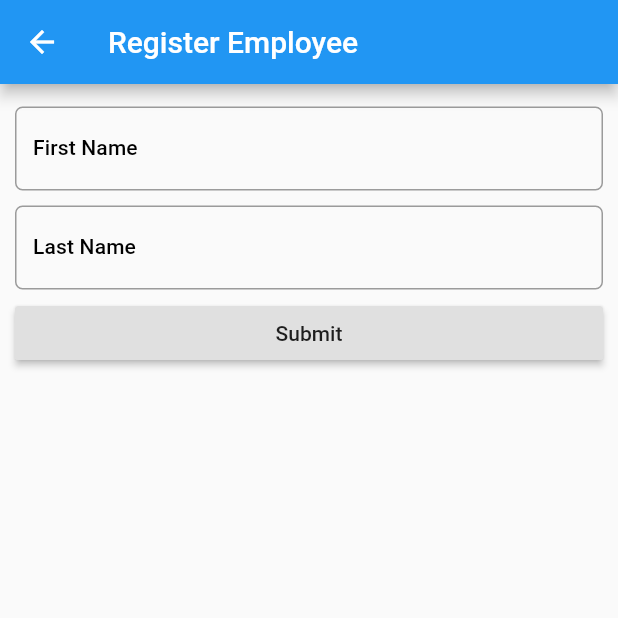
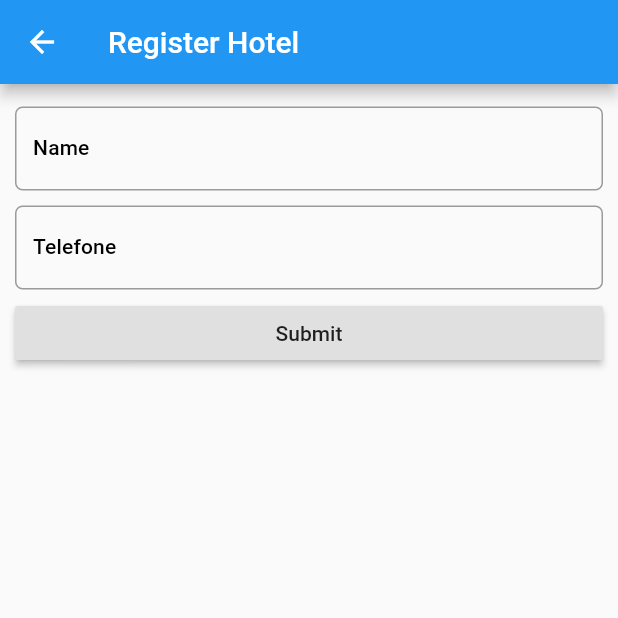
Before and after one commit to lecolopes1202/flutter_client_lucas, a Flutter app: the registerEmployee screen opened directly, on a phone screen of 412 x 824 dp, the top half of it. Run offline on Flutter 3.47's test engine with Material 2 defaults, Android fonts, the phone set to English and light mode, and no system bars; missing offline and left inert: dart:html; network calls fail.

Commit message:
textos-hotel

```diff
--- a/lib/Screens/deleteEmployee.dart
+++ b/lib/Screens/deleteEmployee.dart
@@ -13,7 +13,7 @@ class deleteEmployee extends StatefulWidget {
 }
 
 Future<EmployeeModel> deleteEmployees(String firstName, String lastName) async {
-  var Url = "https://lippe-hero-app.herokuapp.com/deleteemployee";
+  var Url = "https://proj-lucas-server.herokuapp.com/deleteemployee";
   var response = await http.delete(
     Url,
     headers: <String, String>{
--- a/lib/Screens/employeeDrawer.dart
+++ b/lib/Screens/employeeDrawer.dart
@@ -16,7 +16,7 @@ class employeeDrawerState extends State<employeeDrawer> {
   Widget build(BuildContext context) {
     return Scaffold(
       appBar: AppBar(
-        title: Text('Employee Management'),
+        title: Text('Hotel Management'),
       ),
       body: Center(child: Text('Welcome To PXP Channel')),
       drawer: Drawer(
@@ -24,13 +24,13 @@ class employeeDrawerState extends State<employeeDrawer> {
           padding: EdgeInsets.only(top: minimumPadding, bottom: minimumPadding),
           children: <Widget>[
             DrawerHeader(
-              child: Text('Employee Management'),
+              child: Text('Hotel Management'),
               decoration: BoxDecoration(
                 color: Colors.blue,
               ),
             ),
             ListTile(
-              title: Text('Register Employee'),
+              title: Text('Register Hotel'),
               onTap: () {
                 Navigator.push(
                     context,
@@ -39,7 +39,7 @@ class employeeDrawerState extends State<employeeDrawer> {
               },
             ),
             ListTile(
-              title: Text('Get Employees'),
+              title: Text('Get Hotel'),
               onTap: () {
                 Navigator.push(context,
                     MaterialPageRoute(builder: (context) => getemployees()));
--- a/lib/Screens/getEmployees.dart
+++ b/lib/Screens/getEmployees.dart
@@ -19,7 +19,7 @@ class getAllEmployeesState extends State<getemployees> {
   var employess = List<EmployeeModel>.generate(200, (index) => null);
 
   Future<List<EmployeeModel>> getEmployees() async {
-    var data = await http.get('https://lippe-hero-app.herokuapp.com/getallemployees');
+    var data = await http.get('https://proj-lucas-server.herokuapp.com/getallemployees');
     var jsonData = json.decode(data.body);
 
     List<EmployeeModel> employee = [];
@@ -37,7 +37,7 @@ class getAllEmployeesState extends State<getemployees> {
   Widget build(BuildContext context) {
     return Scaffold(
       appBar: new AppBar(
-        title: new Text("All Employees Details"),
+        title: new Text("All Hoteis Details"),
         leading: IconButton(
           icon: Icon(Icons.arrow_back),
           onPressed: () {
@@ -57,7 +57,7 @@ class getAllEmployeesState extends State<getemployees> {
                 itemCount: snapshot.data.length,
                 itemBuilder: (BuildContext context, int index) {
                   return ListTile(
-                    title: Text('ID' + ' ' + 'First Name' + ' ' + 'Last Name'),
+                    title: Text('ID' + ' ' + 'Name' + ' ' + 'Telefone'),
                     subtitle: Text('${snapshot.data[index].id}' +
                         '${snapshot.data[index].firstName}' +
                         '${snapshot.data[index].lastName}'),
@@ -83,7 +83,7 @@ class DetailPage extends StatelessWidget {
   DetailPage(this.employee);
 
   deleteEmployee1(EmployeeModel employee) async {
-    final url = Uri.parse('http://localhost:8080/deleteemployee');
+    final url = Uri.parse('https://proj-lucas-server.herokuapp.com/deleteemployee');
     final request = http.Request("DELETE", url);
     request.headers
         .addAll(<String, String>{"Content-type": "application/json"});
@@ -111,11 +111,11 @@ class DetailPage extends StatelessWidget {
         ],
       ),
       body: Container(
-        child: Text('FirstName' +
+        child: Text('Name' +
             ' ' +
             employee.firstName +
             ' ' +
-            'LastName' +
+            'Telefone' +
             employee.lastName),
       ),
       floatingActionButton: FloatingActionButton(
--- a/lib/Screens/registerEmployee.dart
+++ b/lib/Screens/registerEmployee.dart
@@ -1,4 +1,5 @@
 import 'dart:convert';
+import 'dart:html';
 
 import 'package:Employee_Management/Model/EmployeeModel.dart';
 import 'package:flutter/cupertino.dart';
@@ -14,7 +15,7 @@ class registerEmployee extends StatefulWidget {
 
 Future<EmployeeModel> registerEmployees(
     String firstName, String lastName, BuildContext context) async {
-  var Url = "https://lippe-hero-app.herokuapp.com/addemployee";
+  var Url = "https://proj-lucas-server.herokuapp.com/addemployee";
   var response = await http.post(Url,
       headers: <String, String>{
         'Content-Type': 'application/json',
@@ -55,7 +56,7 @@ class registerEmployeeState extends State<registerEmployee> {
     TextStyle textStyle = Theme.of(context).textTheme.subtitle2;
     return Scaffold(
       appBar: AppBar(
-        title: Text("Register Employee"),
+        title: Text("Register Hotel"),
       ),
       body: Form(
         child: Padding(
@@ -70,12 +71,12 @@ class registerEmployeeState extends State<registerEmployee> {
                     controller: firstController,
                     validator: (String value) {
                       if (value.isEmpty) {
-                        return 'please enter your name';
+                        return 'please enter the name';
                       }
                     },
                     decoration: InputDecoration(
-                        labelText: 'First Name',
-                        hintText: 'Enter Your First Name',
+                        labelText: 'Name',
+                        hintText: 'Enter with the Hotel Name',
                         labelStyle: textStyle,
                         border: OutlineInputBorder(
                             borderRadius: BorderRadius.circular(5.0))),
@@ -86,14 +87,14 @@ class registerEmployeeState extends State<registerEmployee> {
                   child: TextFormField(
                     style: textStyle,
                     controller: lastController,
-                    validator: (String value) {
+                    validator: (String value) { // Alex: Talvez tenha uqe mexer aqui para receber numeros
                       if (value.isEmpty) {
-                        return 'please enter your name';
+                        return 'please enter the name';
                       }
                     },
                     decoration: InputDecoration(
-                        labelText: 'Last Name',
-                        hintText: 'Enter Your First Name',
+                        labelText: 'Telefone',
+                        hintText: 'Enter With Hotel Number',
                         labelStyle: textStyle,
                         border: OutlineInputBorder(
                             borderRadius: BorderRadius.circular(5.0))),
--- a/lib/Screens/updateEmployees.dart
+++ b/lib/Screens/updateEmployees.dart
@@ -18,7 +18,7 @@ class updateEmployee extends StatefulWidget {
 
 Future<EmployeeModel> updateEmployees(
     EmployeeModel employee, BuildContext context) async {
-  var Url = "https://lippe-hero-app.herokuapp.com/updateemployee";
+  var Url = "https://proj-lucas-server.herokuapp.com/updateemployee";
   var response = await http.put(Url,
       headers: <String, String>{"Content-Type": "application/json"},
       body: jsonEncode(employee));
@@ -54,7 +54,7 @@ class updateEmployeeState extends State<updateEmployee> {
     TextStyle textStyle = Theme.of(context).textTheme.subtitle2;
     return Scaffold(
         appBar: AppBar(
-          title: Text('Update Employee'),
+          title: Text('Update Hotel'),
           leading: IconButton(
             icon: Icon(Icons.arrow_back),
             onPressed: () {
@@ -80,8 +80,8 @@ class updateEmployeeState extends State<updateEmployee> {
                           }
                         },
                         decoration: InputDecoration(
-                            labelText: 'Employee ID',
-                            hintText: 'Enter Employee ID',
+                            labelText: 'Hotel ID',
+                            hintText: 'Enter Hotel ID',
                             labelStyle: textStyle,
                             border: OutlineInputBorder(
                                 borderRadius: BorderRadius.circular(5.0))),
@@ -94,12 +94,12 @@ class updateEmployeeState extends State<updateEmployee> {
                         controller: firstController,
                         validator: (String value) {
                           if (value.isEmpty) {
-                            return 'please enter your name';
+                            return 'please enter teh Hotelname';
                           }
                         },
                         decoration: InputDecoration(
-                            labelText: 'First Name',
-                            hintText: 'Enter Your First Name',
+                            labelText: 'Hotel Name',
+                            hintText: 'Enter With Hotel Name',
                             labelStyle: textStyle,
                             border: OutlineInputBorder(
                                 borderRadius: BorderRadius.circular(5.0))),
```
